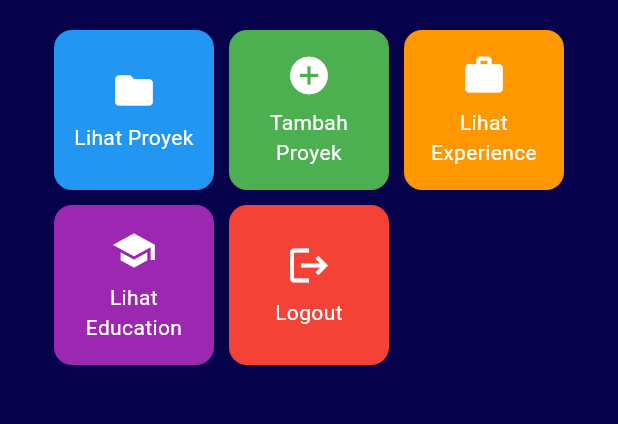
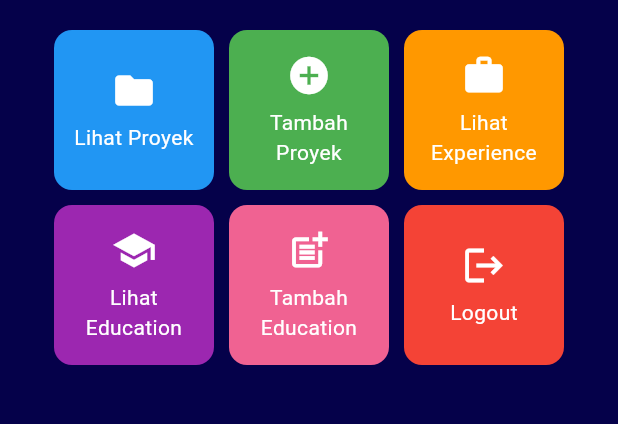
Before and after one commit to syakhrnss/myportofolio_mobile, a Flutter app: the screen it shows after launch, on a phone screen of 412 x 824 dp, the part 387-811 px from its top. Run offline on Flutter 3.47's test engine with Material 3 defaults, Android fonts, the phone set to English and light mode, and no system bars.

Commit message:
feat(menu): add Tambah Education action card

```diff
--- a/lib/screens/menu.dart
+++ b/lib/screens/menu.dart
@@ -17,13 +17,13 @@ class MyHomePage extends StatelessWidget {
 
   /// Daftar menu aksi. Warna disimpan di model sehingga [ItemCard]
   /// tidak perlu logika pewarnaan sendiri.
-    static const List<ItemHomepage> items = [
+  static const List<ItemHomepage> items = [
     ItemHomepage(
       "Lihat Proyek",
       Icons.folder,
       Colors.blue,
       entries: [
-          PortfolioEntry("Smart Road Crack Inspection System", "AI-powered road crack inspection system using a MobileNetV2-based U-Net architecture to perform semantic segmentation and identify crack regions from road images"),
+        PortfolioEntry("Smart Road Crack Inspection System", "AI-powered road crack inspection system using a MobileNetV2-based U-Net architecture to perform semantic segmentation and identify crack regions from road images"),
         PortfolioEntry("Kitchenware Sales Dashboard", "Developed an interactive sales dashboard to analyze business performance, sales trends, product performance, and order completion metrics."),
       ],
     ),
@@ -44,6 +44,8 @@ class MyHomePage extends StatelessWidget {
         PortfolioEntry("Universitas Indonesia", "Sistem Informasi"),
       ],
     ),
+    // Kartu aksi untuk membuka formulir Education (Tugas 8).
+    ItemHomepage("Tambah Education", Icons.post_add,Color(0xFFF06292)),
     ItemHomepage("Logout", Icons.logout, Colors.red),
   ];
 
@@ -126,8 +128,8 @@ class MyHomePage extends StatelessWidget {
   }
 }
 
+/// Kartu informasi yang menampilkan judul ([title]) dan isi ([content]).
 class InfoCard extends StatelessWidget {
-  // Kartu informasi yang menampilkan judul (title) dan isi (content).
   final String title;
   final String content;
 
@@ -166,6 +168,5 @@ class ItemHomepage {
   final Color color;
   final List<PortfolioEntry>? entries;
 
-
   const ItemHomepage(this.name, this.icon, this.color, {this.entries});
 }
```
